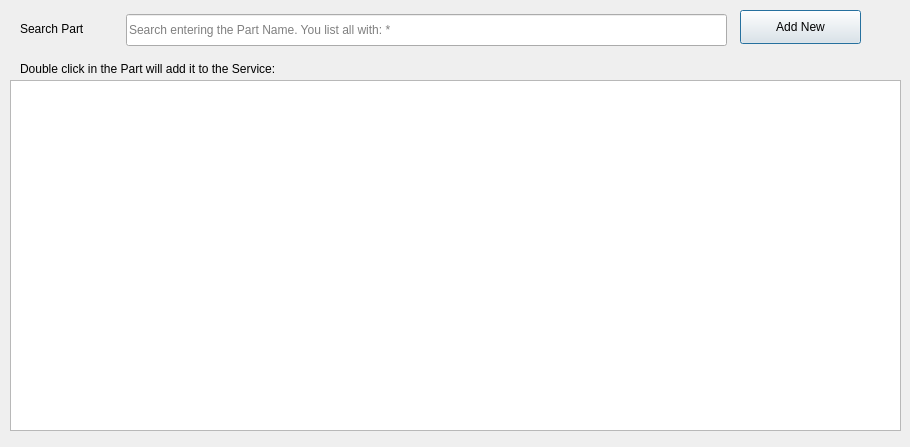
Before: the Qt Designer form Stock_Parts_Selection.ui in bedi1982/Oficina, drawn with Qt 5.
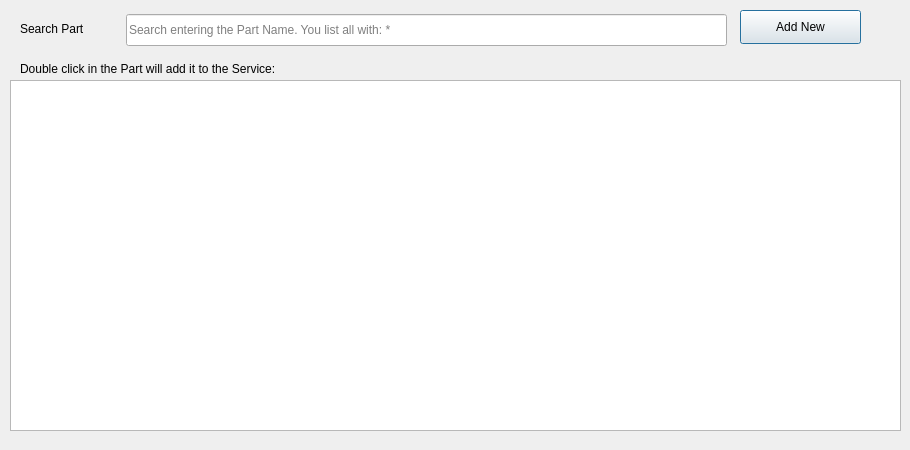
After: the same form once the commit is applied. Icons and pictures are not drawn.

Patch:
```diff
--- a/Stock_Parts_Selection.ui
+++ b/Stock_Parts_Selection.ui
@@ -7,7 +7,7 @@
     <x>0</x>
     <y>0</y>
     <width>910</width>
-    <height>447</height>
+    <height>450</height>
    </rect>
   </property>
   <property name="minimumSize">
```
Left out of the diff: 4 changed lines with no effect on the pictures.
